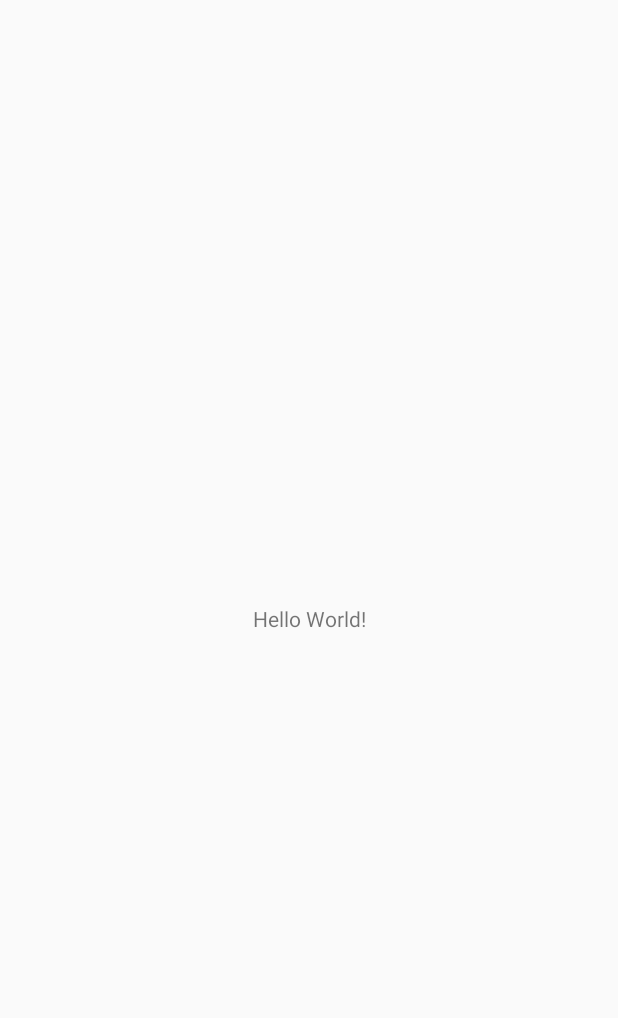
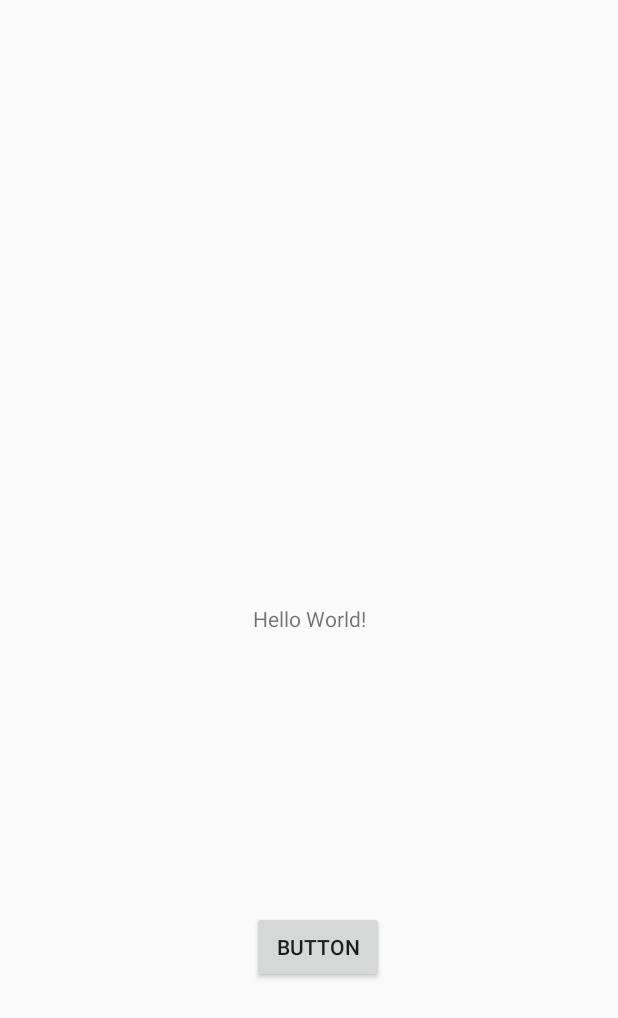
Before and after one commit to Han-minJI/Guru2_Project, an Android app: the screen it shows after launch (MainActivity), on a phone screen of 412 x 824 dp. Before the commit the part shown is almost empty. Shown: the top 1018 px of the screen. Run offline under Robolectric (Android 15) with nearby library versions, the phone set to English and light mode, and no system bars.

Commit message:
//initial commit

```diff
--- a/app/src/main/res/layout/activity_main.xml
+++ b/app/src/main/res/layout/activity_main.xml
@@ -8,6 +8,7 @@
     tools:context=".MainActivity">
 
     <TextView
+        android:id="@+id/textView"
         android:layout_width="wrap_content"
         android:layout_height="wrap_content"
         android:text="Hello World!"
@@ -16,4 +17,18 @@
         app:layout_constraintStart_toStartOf="parent"
         app:layout_constraintTop_toTopOf="parent" />
 
+    <Button
+        android:id="@+id/button1"
+        android:layout_width="wrap_content"
+        android:layout_height="wrap_content"
+        android:layout_marginStart="167dp"
+        android:layout_marginTop="162dp"
+        android:layout_marginEnd="156dp"
+        android:layout_marginBottom="145dp"
+        android:text="Button"
+        app:layout_constraintBottom_toBottomOf="parent"
+        app:layout_constraintEnd_toEndOf="parent"
+        app:layout_constraintStart_toStartOf="parent"
+        app:layout_constraintTop_toBottomOf="@+id/textView" />
+
 </androidx.constraintlayout.widget.ConstraintLayout>
```
